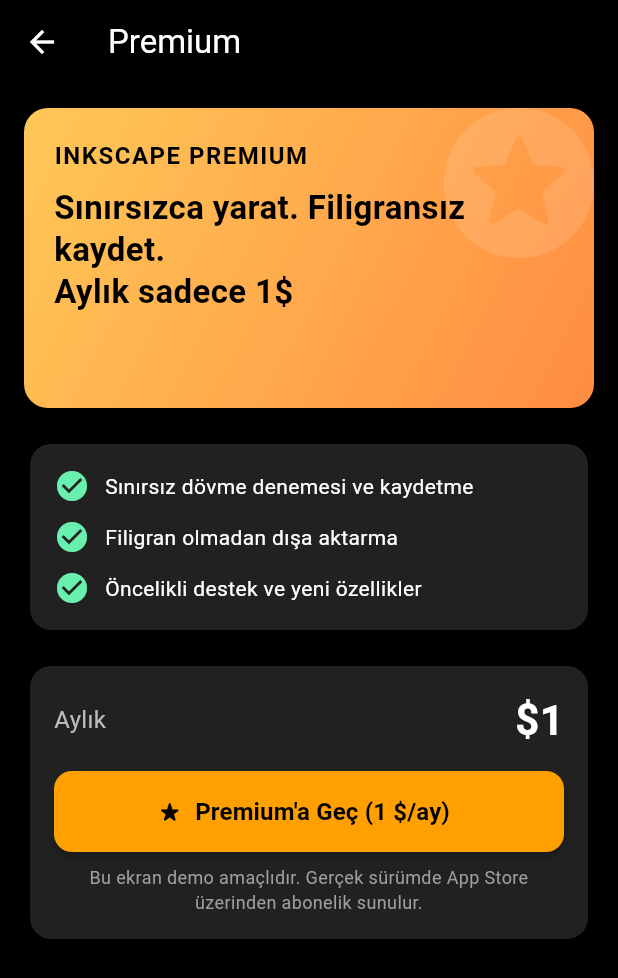
After one commit to ersin-kose/Inkscapetattoo, a Flutter app: the PremiumScreen screen opened directly, on a phone screen of 412 x 824 dp. The commit adds this screen. Shown: the top 978 px of the screen. Run offline on Flutter 3.47's test engine with Material 3 defaults, Android fonts, the phone set to English and light mode, and no system bars; our stand-ins replace flutter_screenutil, image_picker, shared_preferences; missing offline and left inert: media_store_plus, photo_manager; accounts and stored records are empty.

Commit message:
feat(premium): Premium sayfasını ekle ve menüye bağla\n\n- Premium ekranı: modern gradient hero, özellik listesi, fiyat ve CTA\n- Demo aktivasyon: SharedPreferences ile \n- Hero alanı: esnek yükseklik + satır yüksekliği ile taşmaları önle\n- Menü: ‘Premium’ seçeneği eklendi\n\nstyle(eraser): Silgi modu vurgu rengini yeşile çevir\n- AppBar fırça ikonu, slider ve dövme sınırı yeşil\n- ‘ERASER ON’ butonu açıkken yeşil arka plan\n\nrefactor(ui): Alt buton grubunu sabit boşlukla hafif yukarı taşı

```diff
--- a/lib/main.dart
+++ b/lib/main.dart
@@ -14,6 +14,7 @@
 import 'package:shared_preferences/shared_preferences.dart';
 import 'package:url_launcher/url_launcher.dart';
 import 'profile_screen.dart';
+import 'premium_screen.dart';
 
 // Silgi path'i ve boyutunu saklayan sınıf
 class EraserPath {
@@ -502,7 +503,7 @@
             _isEraserMode
                 ? Row(
                   children: [
-                    Icon(Icons.brush, color: Colors.red[400], size: 20),
+                    Icon(Icons.brush, color: Colors.green[400], size: 20),
                     const SizedBox(width: 8),
                     Text(
                       '${_eraserSize.toInt()}px',
@@ -515,10 +516,10 @@
                     Expanded(
                       child: SliderTheme(
                         data: SliderTheme.of(context).copyWith(
-                          activeTrackColor: Colors.red[400],
+                          activeTrackColor: Colors.green[400],
                           inactiveTrackColor: Colors.grey[700],
-                          thumbColor: Colors.red[400],
-                          overlayColor: Colors.red[400]?.withOpacity(0.3),
+                          thumbColor: Colors.green[400],
+                          overlayColor: Colors.green[400]?.withOpacity(0.3),
                           trackHeight: 4,
                           thumbShape: RoundSliderThumbShape(
                             enabledThumbRadius: 8.r,
@@ -564,6 +565,12 @@
                   Navigator.push(
                     context,
                     MaterialPageRoute(builder: (context) => const ProfileScreen()),
+                  );
+                  break;
+                case 'premium':
+                  Navigator.push(
+                    context,
+                    MaterialPageRoute(builder: (context) => const PremiumScreen()),
                   );
                   break;
                 case 'help_support':
@@ -641,6 +648,13 @@
                     value: 'profile',
                     child: const Text(
                       'Profile',
+                      style: const TextStyle(color: Colors.white),
+                    ),
+                  ),
+                  const PopupMenuItem<String>(
+                    value: 'premium',
+                    child: const Text(
+                      'Premium',
                       style: const TextStyle(color: Colors.white),
                     ),
                   ),
@@ -855,7 +869,7 @@
                                 border:
                                     _isEraserMode
                                         ? Border.all(
-                                          color: Colors.red,
+                                          color: Colors.green[500]!,
                                           width: 2,
                                         )
                                         : null,
@@ -1125,7 +1139,7 @@
                           style: ElevatedButton.styleFrom(
                             backgroundColor:
                                 _isEraserMode
-                                    ? Colors.red[800]
+                                    ? Colors.green[800]
                                     : Colors.grey[700],
                             foregroundColor: Colors.white,
                             padding: const EdgeInsets.symmetric(
--- /dev/null
+++ b/lib/premium_screen.dart
@@ -0,0 +1,262 @@
+import 'package:flutter/material.dart';
+import 'package:shared_preferences/shared_preferences.dart';
+
+class PremiumScreen extends StatefulWidget {
+  const PremiumScreen({Key? key}) : super(key: key);
+
+  @override
+  State<PremiumScreen> createState() => _PremiumScreenState();
+}
+
+class _PremiumScreenState extends State<PremiumScreen> {
+  bool _isPremium = false;
+  bool _loading = true;
+
+  @override
+  void initState() {
+    super.initState();
+    _loadPremium();
+  }
+
+  Future<void> _loadPremium() async {
+    final prefs = await SharedPreferences.getInstance();
+    setState(() {
+      _isPremium = prefs.getBool('is_premium') ?? false;
+      _loading = false;
+    });
+  }
+
+  Future<void> _activatePremium() async {
+    final prefs = await SharedPreferences.getInstance();
+    await prefs.setBool('is_premium', true);
+    setState(() => _isPremium = true);
+    if (mounted) {
+      ScaffoldMessenger.of(context).showSnackBar(
+        const SnackBar(content: Text('Premium etkinleştirildi. Keyfini çıkarın!')),
+      );
+    }
+  }
+
+  @override
+  Widget build(BuildContext context) {
+    if (_loading) {
+      return const Scaffold(
+        body: Center(child: CircularProgressIndicator()),
+      );
+    }
+
+    final colorScheme = Theme.of(context).colorScheme;
+    final tsf = MediaQuery.of(context).textScaleFactor;
+    final double heroMinHeight = 200 + (40 * (tsf - 1.0)).clamp(0, 80);
+
+    return Scaffold(
+      appBar: AppBar(
+        title: const Text('Premium'),
+      ),
+      body: SingleChildScrollView(
+        padding: const EdgeInsets.all(16),
+        child: Column(
+          crossAxisAlignment: CrossAxisAlignment.stretch,
+          children: [
+            // Hero bölüm (modern gradient)
+            Container(
+              // Yüksekliği esnek: büyük yazı boyutlarında taşma olmasın
+              constraints: BoxConstraints(minHeight: heroMinHeight),
+              decoration: BoxDecoration(
+                borderRadius: BorderRadius.circular(16),
+                gradient: const LinearGradient(
+                  begin: Alignment.topLeft,
+                  end: Alignment.bottomRight,
+                  colors: [
+                    Color(0xFFFFC857), // amber-gold
+                    Color(0xFFFF8C42), // orange
+                  ],
+                ),
+              ),
+              child: Stack(
+                children: [
+                  // Arka plan dekoru (daha küçük ve daha az bindirme yapacak şekilde konumlandırıldı)
+                  Positioned(
+                    right: -10,
+                    top: -10,
+                    child: Icon(
+                      Icons.stars_rounded,
+                      size: 120,
+                      color: Colors.white.withOpacity(0.12),
+                    ),
+                  ),
+                  Padding(
+                    padding: const EdgeInsets.all(20),
+                    child: Column(
+                      crossAxisAlignment: CrossAxisAlignment.start,
+                      mainAxisAlignment: MainAxisAlignment.center,
+                      children: const [
+                        Text(
+                          'INKSCAPE PREMIUM',
+                          style: TextStyle(
+                            color: Colors.black,
+                            fontSize: 16,
+                            fontWeight: FontWeight.w600,
+                            letterSpacing: 1,
+                          ),
+                        ),
+                        SizedBox(height: 10),
+                        Text(
+                          'Sınırsızca yarat. Filigransız kaydet.\nAylık sadece 1\$',
+                          textAlign: TextAlign.left,
+                          maxLines: 3,
+                          softWrap: true,
+                          style: TextStyle(
+                            color: Colors.black,
+                            fontSize: 22,
+                            height: 1.25,
+                            fontWeight: FontWeight.bold,
+                          ),
+                        ),
+                      ],
+                    ),
+                  ),
+                ],
+              ),
+            ),
+
+            const SizedBox(height: 20),
+
+            // Özellikler
+            Card(
+              color: colorScheme.surface,
+              shape: RoundedRectangleBorder(borderRadius: BorderRadius.circular(14)),
+              child: Padding(
+                padding: const EdgeInsets.all(16),
+                child: Column(
+                  crossAxisAlignment: CrossAxisAlignment.start,
+                  children: [
+                    Row(
+                      children: const [
+                        Icon(Icons.check_circle, color: Colors.greenAccent),
+                        SizedBox(width: 10),
+                        Expanded(child: Text('Sınırsız dövme denemesi ve kaydetme')),
+                      ],
+                    ),
+                    const SizedBox(height: 10),
+                    Row(
+                      children: const [
+                        Icon(Icons.check_circle, color: Colors.greenAccent),
+                        SizedBox(width: 10),
+                        Expanded(child: Text('Filigran olmadan dışa aktarma')),
+                      ],
+                    ),
+                    const SizedBox(height: 10),
+                    Row(
+                      children: const [
+                        Icon(Icons.check_circle, color: Colors.greenAccent),
+                        SizedBox(width: 10),
+                        Expanded(child: Text('Öncelikli destek ve yeni özellikler')),
+                      ],
+                    ),
+                  ],
+                ),
+              ),
+            ),
+
+            const SizedBox(height: 16),
+
+            // Fiyat kutusu + CTA
+            Card(
+              color: colorScheme.surface,
+              shape: RoundedRectangleBorder(borderRadius: BorderRadius.circular(14)),
+              child: Padding(
+                padding: const EdgeInsets.all(16),
+                child: Column(
+                  crossAxisAlignment: CrossAxisAlignment.stretch,
+                  children: [
+                    Row(
+                      mainAxisAlignment: MainAxisAlignment.spaceBetween,
+                      children: const [
+                        Text(
+                          'Aylık',
+                          style: TextStyle(fontSize: 16, color: Color(0xFFBDBDBD)),
+                        ),
+                        Text('\$1',
+                          style: TextStyle(fontSize: 28, fontWeight: FontWeight.bold),
+                        ),
+                      ],
+                    ),
+                    const SizedBox(height: 14),
+                    _SubscribeButton(
+                      isPremium: _isPremium,
+                      onTap: _activatePremium,
+                    ),
+                    const SizedBox(height: 8),
+                    const Text(
+                      'Bu ekran demo amaçlıdır. Gerçek sürümde App Store üzerinden abonelik sunulur.',
+                      style: TextStyle(fontSize: 12, color: Color(0xFF9E9E9E)),
+                      textAlign: TextAlign.center,
+                    ),
+                  ],
+                ),
+              ),
+            ),
+          ],
+        ),
+      ),
+    );
+  }
+}
+
+class _SubscribeButton extends StatelessWidget {
+  final bool isPremium;
+  final VoidCallback onTap;
+
+  const _SubscribeButton({
+    Key? key,
+    required this.isPremium,
+    required this.onTap,
+  }) : super(key: key);
+
+  @override
+  Widget build(BuildContext context) {
+    if (isPremium) {
+      return Container(
+        height: 54,
+        decoration: BoxDecoration(
+          borderRadius: BorderRadius.circular(12),
+          color: Colors.green[700],
+        ),
+        child: const Center(
+          child: Row(
+            mainAxisSize: MainAxisSize.min,
+            children: [
+              Icon(Icons.verified, color: Colors.white),
+              SizedBox(width: 8),
+              Text('Premium aktif',
+                  style: TextStyle(
+                    color: Colors.white,
+                    fontSize: 16,
+                    fontWeight: FontWeight.w600,
+                  )),
+            ],
+          ),
+        ),
+      );
+    }
+
+    return SizedBox(
+      height: 54,
+      child: ElevatedButton.icon(
+        onPressed: onTap,
+        icon: const Icon(Icons.star_rate_rounded),
+        label: const Text(
+          "Premium'a Geç (1 \$/ay)",
+          style: TextStyle(fontSize: 16, fontWeight: FontWeight.w600),
+        ),
+        style: ElevatedButton.styleFrom(
+          backgroundColor: const Color(0xFFFFA000), // amber tone
+          foregroundColor: Colors.black,
+          shape: RoundedRectangleBorder(borderRadius: BorderRadius.circular(12)),
+          elevation: 2,
+        ),
+      ),
+    );
+  }
+}
```
